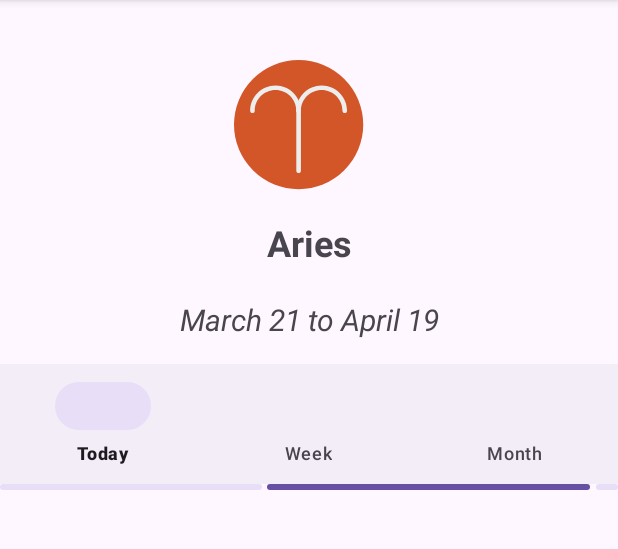
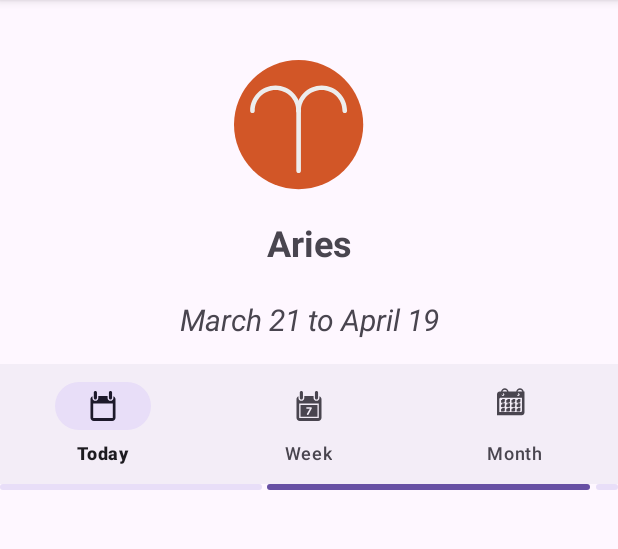
Before and after one commit to olilopez5/Horoscope, an Android app: the DetailActivity screen opened directly, with no data from a screen before it, on a phone screen of 412 x 824 dp, the part 96-645 px from its top. Run offline under Robolectric (Android 15) with nearby library versions, the phone set to English and light mode, and no system bars; 9 statements that could not run were skipped.

Commit message:
WIP Translate, finish icons menu navigation

```diff
--- a/app/src/main/java/com/example/horoscope/DetailActivity.kt
+++ b/app/src/main/java/com/example/horoscope/DetailActivity.kt
@@ -40,6 +40,8 @@ class DetailActivity : AppCompatActivity() {
     var isFav = false
     private lateinit var favoriteMenu: MenuItem
     private lateinit var translateMenu: MenuItem
+    private lateinit var translateEsMenu: MenuItem
+    private lateinit var translateEnMenu: MenuItem
 
     private lateinit var session: SessionManager
     lateinit var horoscopeLuckTextView: TextView
@@ -76,9 +78,12 @@ class DetailActivity : AppCompatActivity() {
 
         favoriteMenu = menu.findItem(R.id.menu_favorite)
         setFavIcon()
-        return true
 
         translateMenu = menu.findItem(R.id.menu_translate_ES)
+        translateEsMenu = menu.findItem(R.id.menu_translate_ES)
+        translateEnMenu = menu.findItem(R.id.menu_translate_EN)
+        translateEnMenu.isEnabled = false
+        return true
     }
 
     override fun onOptionsItemSelected(item: MenuItem): Boolean {
@@ -120,6 +125,9 @@ class DetailActivity : AppCompatActivity() {
                 translator.translateHoroscope(horoscopeText, object : HoroscopeTranslator.TranslateCallback {
                     override fun onSuccess(translatedText: String?) {
                         horoscopeLuckTextView.text = translatedText
+
+                        translateEsMenu.isEnabled = false
+                        translateEnMenu.isEnabled = true
                     }
 
                     override fun onFailure(errorMessage: String?) {
@@ -137,6 +145,9 @@ class DetailActivity : AppCompatActivity() {
                 if (originalHoroscopeText != null) {
                     // Lo mostramos
                     horoscopeLuckTextView.text = originalHoroscopeText
+
+                    translateEsMenu.isEnabled = true
+                    translateEnMenu.isEnabled = false
                 } else {
                     // Si no tenemos el texto original
                     Log.w("LANG", "No se ha cargado el horóscopo original aún.")
@@ -145,6 +156,7 @@ class DetailActivity : AppCompatActivity() {
             }
 
             //captura el click y finish cierra el activity
+
             android.R.id.home -> {
                 finish()
 
--- /dev/null
+++ b/app/src/main/res/drawable/ic_day.xml
@@ -0,0 +1,26 @@
+<vector xmlns:android="http://schemas.android.com/apk/res/android"
+    android:width="800dp"
+    android:height="800dp"
+    android:viewportWidth="54.21"
+    android:viewportHeight="54.21">
+
+  <!-- Fondo y contorno del vector -->
+  <path
+      android:pathData="M42.775,12.379v2.597c0,2.414 -1.964,4.378 -4.378,4.378s-4.378,-1.964 -4.378,-4.378L34.019,12.02L20.02,12.02v2.956c0,2.414 -1.964,4.378 -4.378,4.378s-4.378,-1.964 -4.378,-4.378v-2.53C9.503,13.22 8.27,14.974 8.27,17.02v27.667c0,2.761 2.239,5 5,5h27.667c2.761,0 5,-2.239 5,-5L45.937,17.02C45.937,14.91 44.625,13.113 42.775,12.379zM41.858,45.192L12.348,45.192L12.348,23.52h29.51L41.858,45.192z"
+      android:fillColor="#e8def8"/>
+
+  <!-- Parte superior izquierda -->
+  <path
+      android:pathData="M15.642,17.354c1.314,0 2.378,-1.065 2.378,-2.378L18.02,12.02L18.02,6.898C18.02,5.585 16.955,4.52 15.642,4.52C14.328,4.52 13.264,5.585 13.264,6.898v5.123v2.955C13.264,16.29 14.329,17.354 15.642,17.354z"
+      android:fillColor="#e8def8"/>
+
+  <!-- Parte superior derecha -->
+  <path
+      android:pathData="M38.397,17.354c1.314,0 2.378,-1.065 2.378,-2.378L40.775,12.02L40.775,6.898C40.775,5.585 39.71,4.52 38.397,4.52s-2.378,1.065 -2.378,2.378L36.019,12.02v2.956C36.019,16.29 37.084,17.354 38.397,17.354z"
+      android:fillColor="#e8def8"/>
+
+  <!-- Nueva parte central (reemplazado con el nuevo path) -->
+  <path
+      android:pathData="M64.3,57.9l8.1,0l0,45.2l-9.1,0l0,-34.9l-7.7,6.2l-4.5,-5.9z"
+      android:fillColor="#e8def8"/>
+</vector>
--- /dev/null
+++ b/app/src/main/res/drawable/ic_month.xml
@@ -0,0 +1,45 @@
+<vector xmlns:android="http://schemas.android.com/apk/res/android"
+    android:width="400dp"
+    android:height="400dp"
+    android:viewportWidth="54.21"
+    android:viewportHeight="54.21">
+  <path
+      android:pathData="M34.591,0.474c-2.822,0 -5.161,2.054 -5.634,4.741H17.396c-0.474,-2.688 -2.812,-4.741 -5.634,-4.741c-2.823,0 -5.161,2.054 -5.635,4.741H4.139C1.853,5.215 0,7.069 0,9.354v31.561h37.25c2.286,0 4.139,-1.854 4.139,-4.139V5.216h-1.163C39.752,2.528 37.413,0.474 34.591,0.474zM30.005,9.614c0.149,0.197 0.291,0.401 0.466,0.582c0.202,0.21 0.473,0.314 0.742,0.314c0.26,0 0.52,-0.096 0.721,-0.29c0.411,-0.398 0.421,-1.054 0.022,-1.464c-0.249,-0.256 -0.441,-0.554 -0.603,-0.863c0.215,-0.076 0.438,-0.137 0.679,-0.137c1.143,0 2.069,0.926 2.069,2.068c0,1.145 -0.926,2.07 -2.069,2.07s-2.069,-0.926 -2.069,-2.07C29.963,9.752 29.999,9.686 30.005,9.614zM11.761,2.545c1.674,0 3.075,1.135 3.511,2.671H8.25C8.687,3.68 10.087,2.545 11.761,2.545zM7.022,9.423c0.185,0.27 0.386,0.533 0.619,0.774c0.202,0.21 0.473,0.314 0.743,0.314c0.26,0 0.52,-0.096 0.721,-0.29c0.41,-0.398 0.42,-1.054 0.022,-1.464C8.869,8.49 8.67,8.181 8.506,7.858C8.672,7.816 8.831,7.757 9.01,7.757c1.143,0 2.069,0.926 2.069,2.068c0,1.145 -0.926,2.07 -2.069,2.07c-1.142,0 -2.069,-0.926 -2.069,-2.07C6.94,9.682 6.994,9.557 7.022,9.423zM37.594,34.188c0,1.145 -0.927,2.07 -2.069,2.07H3.448V16.77c0,-1.145 0.926,-2.069 2.07,-2.069h32.076V34.188zM31.08,5.216c0.437,-1.536 1.837,-2.671 3.511,-2.671s3.075,1.135 3.512,2.671H31.08z"
+      android:fillColor="#e8def8"/>
+  <path
+      android:pathData="M11.761,20.026v-3.541H7.8v1.641H6.151v3.97h3.541C10.835,22.095 11.761,21.17 11.761,20.026z"
+      android:fillColor="#e8def8"/>
+  <path
+      android:pathData="M19.586,20.026v-3.541h-3.961v1.641h-1.649v3.97h3.541C18.66,22.095 19.586,21.17 19.586,20.026z"
+      android:fillColor="#e8def8"/>
+  <path
+      android:pathData="M27.411,20.026v-3.541H23.45v1.641h-1.649v3.97h3.541C26.485,22.095 27.411,21.17 27.411,20.026z"
+      android:fillColor="#e8def8"/>
+  <path
+      android:pathData="M35.236,20.026v-3.541h-3.961v1.641h-1.649v3.97h3.541C34.31,22.095 35.236,21.17 35.236,20.026z"
+      android:fillColor="#e8def8"/>
+  <path
+      android:pathData="M11.761,26.605v-3.54H7.8v1.641H6.151v3.969h3.541C10.835,28.675 11.761,27.75 11.761,26.605z"
+      android:fillColor="#e8def8"/>
+  <path
+      android:pathData="M19.586,26.605v-3.54h-3.961v1.641h-1.649v3.969h3.541C18.66,28.675 19.586,27.75 19.586,26.605z"
+      android:fillColor="#e8def8"/>
+  <path
+      android:pathData="M27.411,26.605v-3.54H23.45v1.641h-1.649v3.969h3.541C26.485,28.675 27.411,27.75 27.411,26.605z"
+      android:fillColor="#e8def8"/>
+  <path
+      android:pathData="M35.236,26.605v-3.54h-3.961v1.641h-1.649v3.969h3.541C34.31,28.675 35.236,27.75 35.236,26.605z"
+      android:fillColor="#e8def8"/>
+  <path
+      android:pathData="M11.761,33.332v-3.541H7.8v1.642H6.151v3.969h3.541C10.835,35.401 11.761,34.475 11.761,33.332z"
+      android:fillColor="#e8def8"/>
+  <path
+      android:pathData="M19.586,33.332v-3.541h-3.961v1.642h-1.649v3.969h3.541C18.66,35.401 19.586,34.475 19.586,33.332z"
+      android:fillColor="#e8def8"/>
+  <path
+      android:pathData="M27.411,33.332v-3.541H23.45v1.642h-1.649v3.969h3.541C26.485,35.401 27.411,34.475 27.411,33.332z"
+      android:fillColor="#e8def8"/>
+  <path
+      android:pathData="M35.236,33.332v-3.541h-3.961v1.642h-1.649v3.969h3.541C34.31,35.401 35.236,34.475 35.236,33.332z"
+      android:fillColor="#e8def8"/>
+</vector>
--- /dev/null
+++ b/app/src/main/res/drawable/ic_week.xml
@@ -0,0 +1,18 @@
+<vector xmlns:android="http://schemas.android.com/apk/res/android"
+    android:width="800dp"
+    android:height="800dp"
+    android:viewportWidth="54.21"
+    android:viewportHeight="54.21">
+  <path
+      android:pathData="M42.775,12.379v2.597c0,2.414 -1.964,4.378 -4.378,4.378s-4.378,-1.964 -4.378,-4.378L34.019,12.02L20.02,12.02v2.956c0,2.414 -1.964,4.378 -4.378,4.378s-4.378,-1.964 -4.378,-4.378v-2.53C9.503,13.22 8.27,14.974 8.27,17.02v27.667c0,2.761 2.239,5 5,5h27.667c2.761,0 5,-2.239 5,-5L45.937,17.02C45.937,14.91 44.625,13.113 42.775,12.379zM41.858,45.192L12.348,45.192L12.348,23.52h29.51L41.858,45.192z"
+      android:fillColor="#e8def8"/>
+  <path
+      android:pathData="M15.642,17.354c1.314,0 2.378,-1.065 2.378,-2.378L18.02,12.02L18.02,6.898C18.02,5.585 16.955,4.52 15.642,4.52C14.328,4.52 13.264,5.585 13.264,6.898v5.123v2.955C13.264,16.29 14.329,17.354 15.642,17.354z"
+      android:fillColor="#e8def8"/>
+  <path
+      android:pathData="M38.397,17.354c1.314,0 2.378,-1.065 2.378,-2.378L40.775,12.02L40.775,6.898C40.775,5.585 39.71,4.52 38.397,4.52s-2.378,1.065 -2.378,2.378L36.019,12.02v2.956C36.019,16.29 37.084,17.354 38.397,17.354z"
+      android:fillColor="#e8def8"/>
+  <path
+      android:pathData="M39.858,25.52L14.348,25.52v17.672h25.51L39.858,25.52zM31.044,31.413l-4.681,8.495c-0.333,0.617 -0.733,0.866 -1.233,0.866c-0.683,0 -1.316,-0.417 -1.316,-1.15c0,-0.216 0.1,-0.565 0.233,-0.799l4.331,-7.596h-4.464c-0.617,0 -1.116,-0.483 -1.116,-1.1c0,-0.616 0.499,-1.116 1.116,-1.116h6.33c0.717,0 1.166,0.417 1.166,1.15C31.41,30.546 31.26,31.013 31.044,31.413z"
+      android:fillColor="#e8def8"/>
+</vector>
--- a/app/src/main/res/menu/menu_navigation.xml
+++ b/app/src/main/res/menu/menu_navigation.xml
@@ -4,16 +4,19 @@
     <item
         android:id="@+id/menu_daily"
         android:enabled="true"
+        android:icon="@drawable/ic_day"
         android:title="@string/menu_daily"/>
 
     <item
     android:id="@+id/menu_week"
     android:enabled="true"
+        android:icon="@drawable/ic_week"
     android:title="@string/menu_weekly"/>
 
     <item
         android:id="@+id/menu_month"
         android:enabled="true"
+        android:icon="@drawable/ic_month"
         android:title="@string/menu_monthly"/>
 
 </menu>
```
